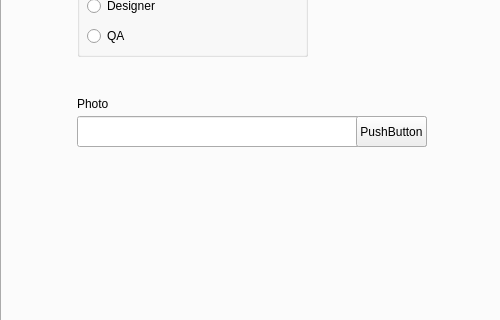
Old version of the form Qt/MyMainQtGUI.ui in the repository xNaxelx/REST-Client-app; both pictures show x 0 to 500 and y 480 to 800 of the 500 by 800 pixel window.
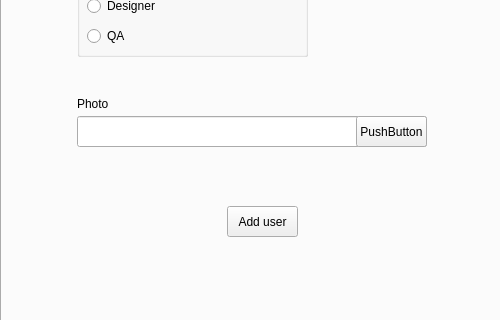
New version of the form.

Patch:
```diff
--- a/Qt/MyMainQtGUI.ui
+++ b/Qt/MyMainQtGUI.ui
@@ -304,6 +304,19 @@
        <string>PushButton</string>
       </property>
      </widget>
+     <widget class="QPushButton" name="pushButton_3">
+      <property name="geometry">
+       <rect>
+        <x>225</x>
+        <y>660</y>
+        <width>71</width>
+        <height>31</height>
+       </rect>
+      </property>
+      <property name="text">
+       <string>Add user</string>
+      </property>
+     </widget>
     </widget>
    </widget>
   </widget>
```
